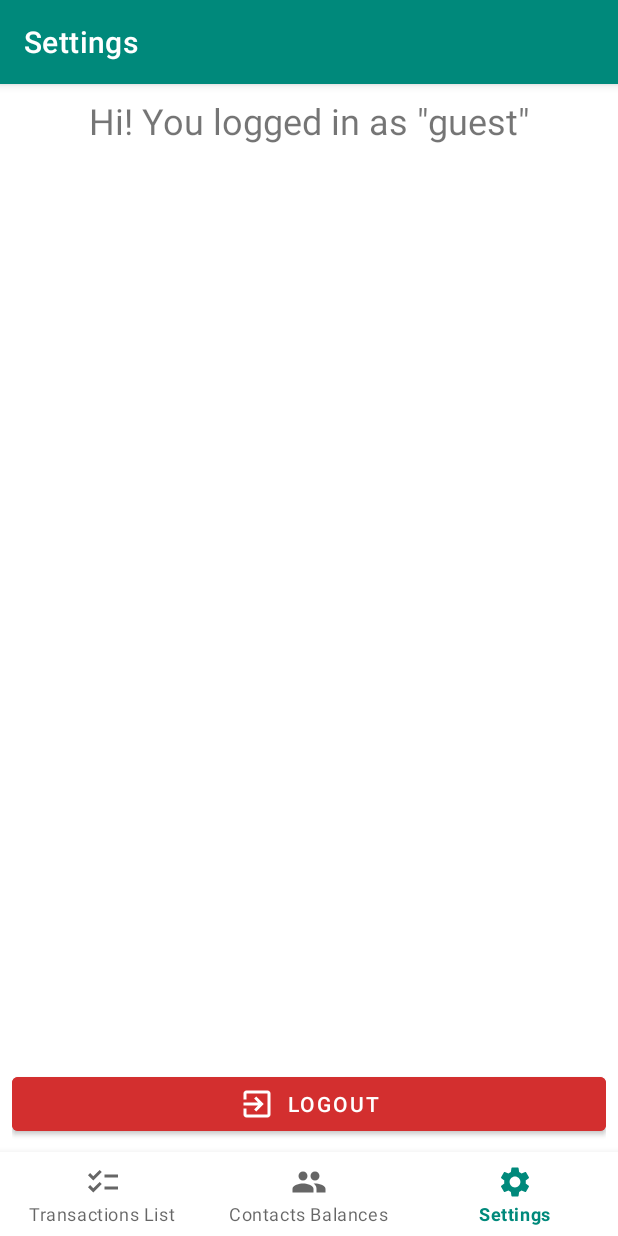
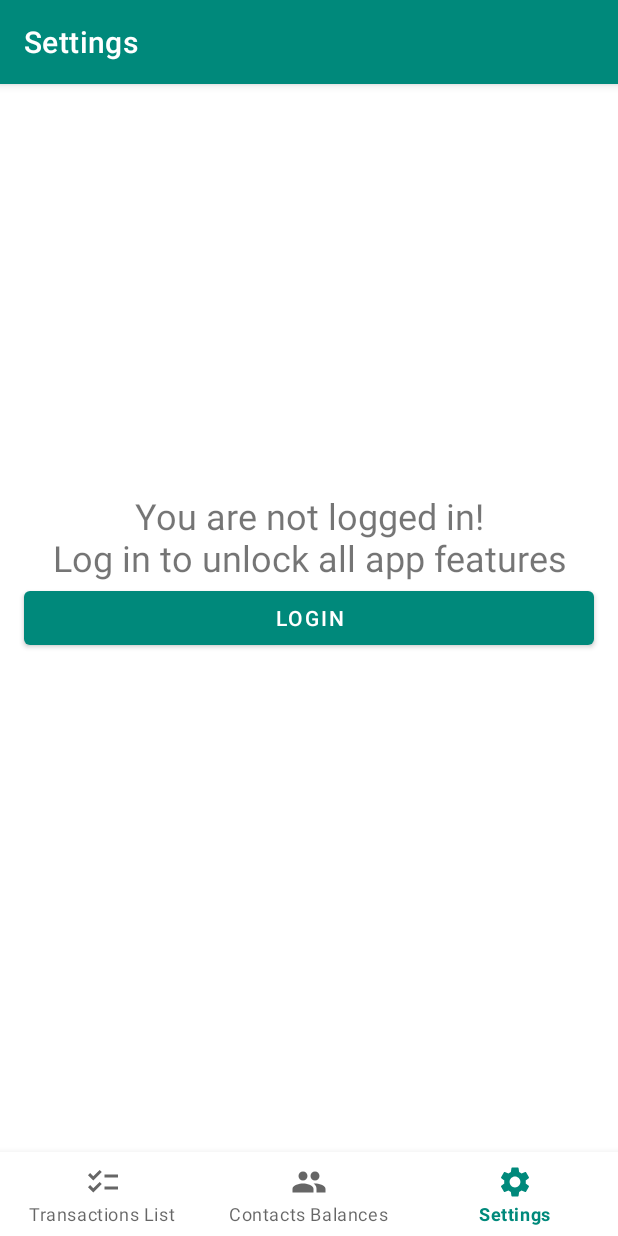
Before and after one commit to Citoci/YouOweMe, an Android app built with Jetpack Compose: the SettingsFragment screen opened through its navigation route, on a phone screen of 412 x 824 dp. Run offline under Robolectric (Android 15) with nearby library versions, the phone set to English and light mode, and no system bars; our stand-ins replace navigation-ui.

Commit message:
Guest user limitations

```diff
--- a/app/src/main/java/com/cito/youoweme/SettingsFragment.kt
+++ b/app/src/main/java/com/cito/youoweme/SettingsFragment.kt
@@ -12,6 +12,7 @@ import androidx.fragment.app.Fragment
 import com.cito.youoweme.data.sql_database.ContactsSQLiteDAO
 import com.cito.youoweme.data.sql_database.TransactionsSQLiteDAO
 import com.cito.youoweme.login.UserLoginManager
+import com.cito.youoweme.login.model.User
 
 class SettingsFragment : Fragment() {
 
@@ -20,23 +21,26 @@ class SettingsFragment : Fragment() {
         savedInstanceState: Bundle?
     ): View? {
         // Inflate the layout for this fragment
-        val viewToReturn = inflater.inflate(R.layout.fragment_settings, container, false)
+        val fragView = inflater.inflate(
+            if (UserLoginManager.loggedUser != null) R.layout.fragment_settings else R.layout.fragment_settings_guest,
+            container, false
+        )
 
-        with (viewToReturn.findViewById<TextView>(R.id.profile_username_text)) {
-            append(" \"" + (UserLoginManager.loggedUser?.username ?: "guest") + "\"")
+        with (fragView.findViewById<TextView>(R.id.profile_username_text)) {
+            this?.append(" \"" + (UserLoginManager.loggedUser?.username ?: "guest") + "\"")
         }
 
-        with (viewToReturn.findViewById<Button>(R.id.btn_logout)) {
-            setOnClickListener {
+        with (fragView.findViewById<Button>(R.id.btn_logout)) {
+            this?.setOnClickListener {
                 UserLoginManager(requireContext()).logout()
                 TransactionsSQLiteDAO.close()
                 ContactsSQLiteDAO.close()
                 activity?.finish()
-                startActivity(Intent(viewToReturn.context, LoginActivity::class.java))
+                startActivity(Intent(fragView.context, LoginActivity::class.java))
             }
         }
 
-        return viewToReturn
+        return fragView
     }
 
 }
--- a/app/src/main/java/com/cito/youoweme/TransactionDetailsActivity.kt
+++ b/app/src/main/java/com/cito/youoweme/TransactionDetailsActivity.kt
@@ -12,6 +12,7 @@ import com.cito.youoweme.data.model.Transaction
 import com.cito.youoweme.data.sql_database.ContactsSQLiteDAO
 import com.cito.youoweme.data.sql_database.TransactionsSQLiteDAO
 import com.cito.youoweme.databinding.ActivityTransactionDetailsBinding
+import com.cito.youoweme.login.UserLoginManager
 import com.cito.youoweme.notifications.RememberNotificationBroadcastReceiver
 import com.google.android.material.snackbar.Snackbar
 import java.util.*
@@ -49,6 +50,10 @@ class TransactionDetailsActivity : AppCompatActivity() {
         binding.textviewDate.text = getString(R.string.format_date, Date(transaction!!.timeInMillis))
         binding.textviewTitle.text = "${transaction?.title}"
         binding.textviewDesc.text = "${transaction?.desc}"
+
+        if (UserLoginManager.loggedUser == null) {
+            binding.btnNotify.isEnabled = false
+        }
 
         // Instantiating the Pickers
         val timePickerDialog = TimePickerDialog(
--- /dev/null
+++ b/app/src/main/res/layout/fragment_settings_guest.xml
@@ -0,0 +1,30 @@
+<?xml version="1.0" encoding="utf-8"?>
+<androidx.constraintlayout.widget.ConstraintLayout xmlns:android="http://schemas.android.com/apk/res/android"
+    xmlns:app="http://schemas.android.com/apk/res-auto"
+    xmlns:tools="http://schemas.android.com/tools"
+    android:layout_width="match_parent"
+    android:layout_height="match_parent">
+
+    <TextView
+        android:id="@+id/txt_you_are_not_logged_in"
+        android:layout_width="wrap_content"
+        android:layout_height="wrap_content"
+        android:text="@string/message_you_are_not_logged"
+        android:textAlignment="center"
+        android:textSize="24sp"
+        app:layout_constraintBottom_toTopOf="@+id/btn_logout"
+        app:layout_constraintEnd_toEndOf="parent"
+        app:layout_constraintStart_toStartOf="parent" />
+
+    <Button
+        android:id="@+id/btn_logout"
+        android:layout_width="0dp"
+        android:layout_height="wrap_content"
+        android:layout_marginStart="16dp"
+        android:layout_marginEnd="16dp"
+        android:text="@string/action_login"
+        app:layout_constraintBottom_toBottomOf="parent"
+        app:layout_constraintEnd_toEndOf="parent"
+        app:layout_constraintStart_toStartOf="parent"
+        app:layout_constraintTop_toTopOf="parent" />
+</androidx.constraintlayout.widget.ConstraintLayout>
--- a/app/src/main/res/values/strings.xml
+++ b/app/src/main/res/values/strings.xml
@@ -27,6 +27,7 @@
     <string name="message_username_not_valid">The username you inserted is not valid</string>
     <string name="message_wrong_credentials">Wrong Credentials</string>
     <string name="message_you_owe_him">You owe the amount to \"%s\"</string>
+    <string name="message_you_are_not_logged">You are not logged in!\nLog in to unlock all app features</string>
 
     <string name="notification_channel_name_remember">Remember</string>
 
```
